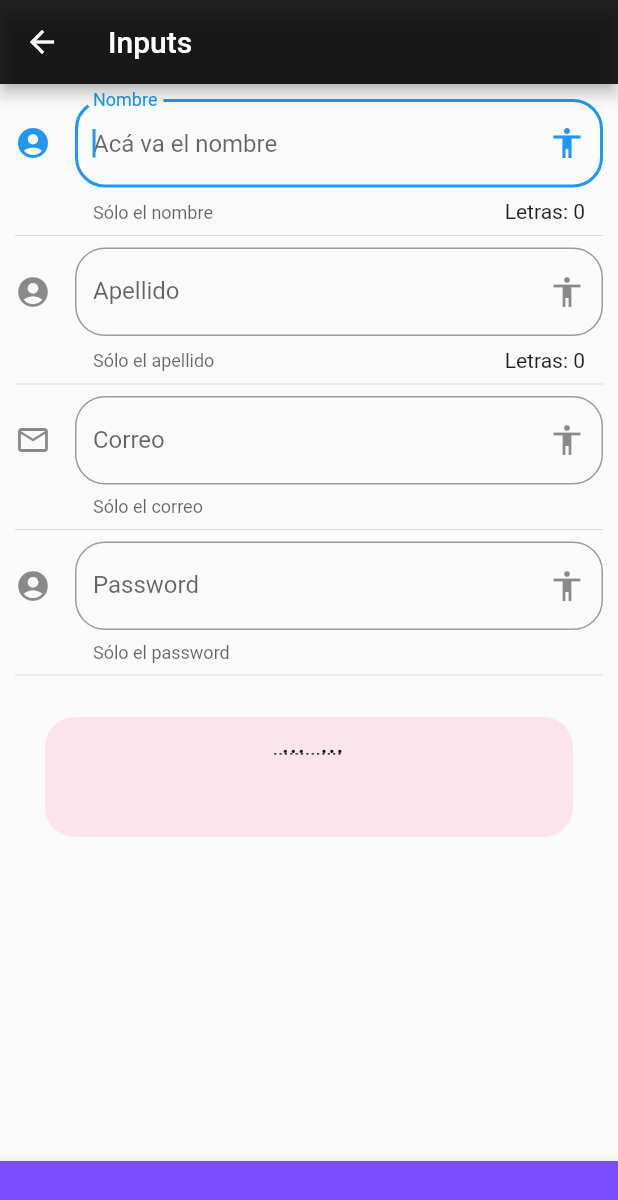
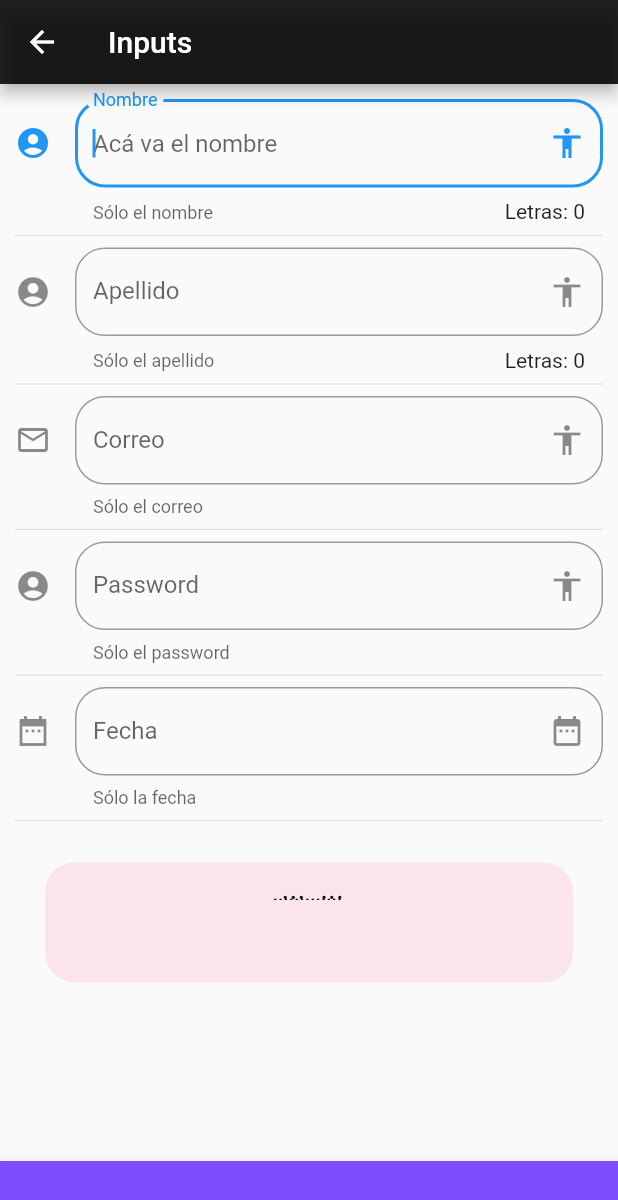
Before and after one commit to juanvarco95/flutter, a Flutter app: the screen it shows after launch, after a tap on "Input", on a phone screen of 412 x 824 dp. Shown: the top 1200 px of the screen. Run offline on Flutter 3.47's test engine with Material 2 defaults, Android fonts, the phone set to English and light mode, and no system bars; network calls fail.

Commit message:
Input page

```diff
--- a/lib/main.dart
+++ b/lib/main.dart
@@ -1,18 +1,35 @@
 import 'package:flutter/material.dart';
 
+import 'package:flutter_localizations/flutter_localizations.dart';
 import 'package:componentes/src/pages/alert_page.dart';
 import 'package:componentes/src/routes/routes.dart';
 
 void main() => runApp(MyApp());
 
 class MyApp extends StatelessWidget {
+  // Material App para ejecutar al aplicación
   @override
   Widget build(BuildContext context) {
+    // Material App
     return MaterialApp(
       title: 'Componentes App',
+      // Para quitar la banda de Modo Debug
       debugShowCheckedModeBanner: false,
+      // Para cambiar el idioma de los pop ups usados
+      localizationsDelegates: [
+        GlobalMaterialLocalizations.delegate,
+        GlobalWidgetsLocalizations.delegate,
+        GlobalCupertinoLocalizations.delegate,
+      ],
+      supportedLocales: [
+        Locale('en', 'US'), // English, no country code
+        Locale('es', 'ES'), // Spanish, no country code
+      ],
+      // Ruta inicial
       initialRoute: '/',
+      // Routes: Obtener de donde provienen las rutas
       routes: getApplicationRoutes(),
+      // Generar una ruta la cual no está definida
       onGenerateRoute: (settings) {
         return MaterialPageRoute(
             builder: (BuildContext context) => AlertPage());
--- a/lib/src/pages/alert_page.dart
+++ b/lib/src/pages/alert_page.dart
@@ -14,6 +14,7 @@ class AlertPage extends StatelessWidget {
         ),
       ),
       body: Center(
+        // ElevatedeButton: botón de alerta
         child: ElevatedButton(
           child: Text('Mostrar Alerta'),
           onPressed: () => _mostrarAlerta(context),
@@ -36,6 +37,7 @@ class AlertPage extends StatelessWidget {
     showDialog(
         context: context,
         builder: (context) {
+          // AlertDialog PopUp de alerta
           return AlertDialog(
             title: Text('Título'),
             content: Column(
@@ -49,6 +51,7 @@ class AlertPage extends StatelessWidget {
             ),
             actions: [
               TextButton(
+                  // Te hace salir del PopUp
                   onPressed: () => Navigator.of(context).pop(),
                   child: Text('Cancelar')),
               TextButton(
--- a/lib/src/pages/animated_container.dart
+++ b/lib/src/pages/animated_container.dart
@@ -1,3 +1,4 @@
+// Para hacer funciones matemáticas
 import 'dart:math';
 
 import 'package:flutter/material.dart';
@@ -21,6 +22,7 @@ class _AnimatedContainerPageState extends State<AnimatedContainerPage> {
           title: Text('Animated container'), backgroundColor: Colors.black87),
       bottomNavigationBar: BottomAppBar(
         color: Colors.deepPurpleAccent,
+        // Shape: Forma del objeto
         shape: CircularNotchedRectangle(),
         child: Container(
           height: 50,
@@ -36,6 +38,7 @@ class _AnimatedContainerPageState extends State<AnimatedContainerPage> {
             _cambiarForma();
           }),
       body: Center(
+        // Animated Container: Sirve para implementar animaciones para los cambios del contenedor
         child: AnimatedContainer(
           duration: Duration(milliseconds: 300),
           curve: Curves.ease,
@@ -50,6 +53,7 @@ class _AnimatedContainerPageState extends State<AnimatedContainerPage> {
   void _cambiarForma() {
     // Set State IMPORTANTE!!!
     setState(() {
+      // Random, número aleatorio
       Random num = Random();
       _width = num.nextInt(400).toDouble();
       _heigth = num.nextInt(400).toDouble();
--- a/lib/src/pages/home_page.dart
+++ b/lib/src/pages/home_page.dart
@@ -1,6 +1,7 @@
+import 'package:flutter/material.dart';
+
 import 'package:componentes/src/providers/menu_provider.dart';
 import 'package:componentes/src/utils/icono_string_util.dart';
-import 'package:flutter/material.dart';
 
 class HomePage extends StatelessWidget {
   @override
@@ -15,6 +16,7 @@ class HomePage extends StatelessWidget {
   }
 
   Widget _lista() {
+    // FutureBuilder: Se usa para leer el Json
     return FutureBuilder(
       future: menuProvider.cargarData(),
       initialData: [],
@@ -25,7 +27,7 @@ class HomePage extends StatelessWidget {
 
   List<Widget> _listaItems(List<dynamic> data, BuildContext context) {
     final List<Widget> opciones = [];
-
+    // Forma de recorrer el Json
     data.forEach((opt) {
       final widgetTemp = ListTile(
         title: Text(opt['texto']),
--- a/lib/src/pages/input_page.dart
+++ b/lib/src/pages/input_page.dart
@@ -1,6 +1,8 @@
 import 'package:flutter/material.dart';
+// Paquete para usar Flutter
 
 class InputPage extends StatefulWidget {
+  // Widget Full admite cambios en los valores definidos
   @override
   _InputPageState createState() => _InputPageState();
 }
@@ -10,9 +12,18 @@ class _InputPageState extends State<InputPage> {
   String _apellido = '';
   String _correo = '';
   String _password = '';
+  /* // Para la fecha se usa un TextEditingController que guarde la acción que se
+  y luego en la función se debe usar un onTap:(){} que tenga una función FocusScope
+  para evitar que el usuario ingrese texto*/
+  String _fecha = '';
+  // Controlador de la fecha
+  TextEditingController _inputFieldDateController = TextEditingController();
 
+  // Se sobreescribe la función build para hacer la contrucción de la App
   @override
   Widget build(BuildContext context) {
+    /* Scaffold: Base que dibuja la App
+       AppBar: Barra superior */
     return Scaffold(
       appBar: AppBar(title: Text('Inputs'), backgroundColor: Colors.black87),
       bottomNavigationBar: BottomAppBar(
@@ -22,6 +33,7 @@ class _InputPageState extends State<InputPage> {
           height: 50,
         ),
       ),
+      // ListView: Se usa este tipo de Widget para hacer Scroll en la pantalla
       body: ListView(
         padding: EdgeInsets.all(10),
         children: [
@@ -33,6 +45,8 @@ class _InputPageState extends State<InputPage> {
           Divider(),
           _passwordInputs(),
           Divider(),
+          _inputFecha(context),
+          Divider(),
           _mostrarTexto(),
         ],
       ),
@@ -40,6 +54,7 @@ class _InputPageState extends State<InputPage> {
   }
 
   Widget _nombreInputs() {
+    // TextField: Para capturar los datos del usuarios
     return TextField(
       autofocus: true,
       textCapitalization: TextCapitalization.sentences,
@@ -51,6 +66,7 @@ class _InputPageState extends State<InputPage> {
           helperText: 'Sólo el nombre',
           suffixIcon: Icon(Icons.accessibility),
           icon: Icon(Icons.account_circle)),
+      // onChanged: Para efectuar los valores que ingrese el usuario
       onChanged: (valor) {
         setState(() {
           _nombre = valor;
@@ -135,4 +151,43 @@ class _InputPageState extends State<InputPage> {
       },
     );
   }
+
+  Widget _inputFecha(BuildContext context) {
+    return TextField(
+      // obscureText: true,
+
+      controller: _inputFieldDateController,
+      decoration: InputDecoration(
+          border: OutlineInputBorder(borderRadius: BorderRadius.circular(20)),
+          // counter: Text('Letras: ${_password.length}'),
+          hintText: 'Acá va fecha',
+          labelText: 'Fecha',
+          helperText: 'Sólo la fecha',
+          suffixIcon: Icon(Icons.date_range),
+          icon: Icon(Icons.date_range_sharp)),
+      // onTap: Para cuando el usuario toque se realice una acción
+      onTap: () {
+        // FocusScope: Evita que se use como un TextField normal
+        FocusScope.of(context).requestFocus(FocusNode());
+        _selectDate(context);
+      },
+    );
+  }
+
+  _selectDate(BuildContext context) async {
+    // DateTime: Para capturar el valor dado por showDatePicker
+    // showDatePicker: Retorna un future con un PopUp de la fecha
+    DateTime? picked = await showDatePicker(
+        context: context,
+        initialDate: DateTime.now(),
+        firstDate: DateTime(2020),
+        lastDate: DateTime(2022)
+        locale: Locale('es','ES'));
+    if (picked != null) {
+      setState(() {
+        _fecha = picked.toString();
+        _inputFieldDateController.text = _fecha;
+      });
+    }
+  }
 }
--- a/lib/src/providers/menu_provider.dart
+++ b/lib/src/providers/menu_provider.dart
@@ -4,7 +4,7 @@ import 'dart:convert';
 
 class _MenuProvider {
   List<dynamic> opciones = [];
-
+  // Constructor
   _MenuProvider() {
     // cargarData();
   }
@@ -12,8 +12,9 @@ class _MenuProvider {
   Future<List<dynamic>> cargarData() async {
     // Esto regresa un Future... Acá se procesa el Json
     final resp = await rootBundle.loadString('data/menu_opts.json');
-
+    // Se guarda en un Map y se usa decode para almacenar la información del Json
     Map dataMap = json.decode(resp);
+    // dataMap['Rutas'] => Es de donde proviene la información que me interesa del Json
     opciones = dataMap['rutas'];
 
     return opciones;
--- a/lib/src/routes/routes.dart
+++ b/lib/src/routes/routes.dart
@@ -7,8 +7,10 @@ import 'package:componentes/src/pages/animated_container.dart';
 import 'package:componentes/src/pages/card_page.dart';
 import 'package:componentes/src/pages/home_page.dart';
 
+// Mapa con las rutas
 Map<String, WidgetBuilder> getApplicationRoutes() {
   return <String, WidgetBuilder>{
+    // Nombre de la ruta : BuildContext que retorna el nombre de la clase
     '/': (BuildContext context) => HomePage(),
     'alert': (BuildContext context) => AlertPage(),
     'avatar': (BuildContext context) => AvatarPage(),
--- a/pubspec.yaml
+++ b/pubspec.yaml
@@ -22,6 +22,9 @@ environment:
 
 dependencies:
   flutter:
+    sdk: flutter
+
+  flutter_localizations:
     sdk: flutter
 
 
```
Also changed, not shown: lib/src/pages/avatar_page.dart (+7 -1 lines), lib/src/pages/card_page.dart (+8 -0 lines), pubspec.lock.
